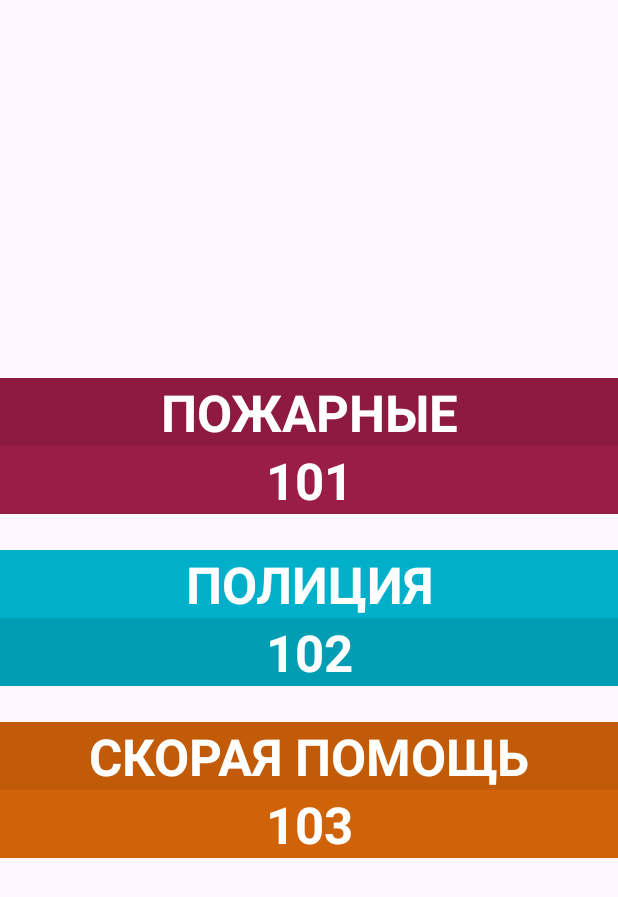
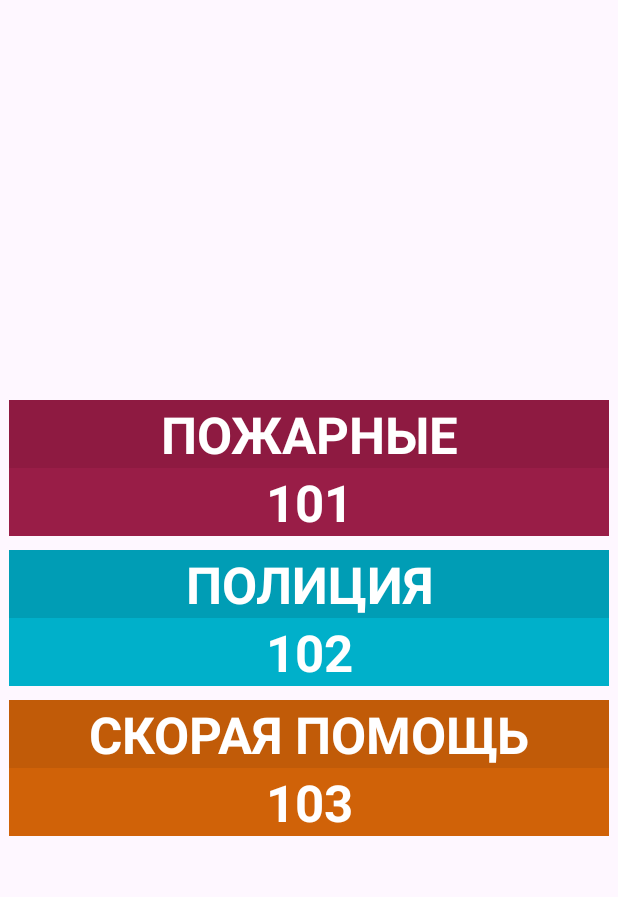
Before and after one commit to VaultSoldier/EmergencyAPP, an Android app: the layout fragment_calls.xml on its own in the app's theme, with its tools: preview values and no code run, on a phone screen of 412 x 824 dp. Shown: the top 897 px of the screen. Run offline under Robolectric (Android 15) with nearby library versions, the phone set to English and light mode, and no system bars.

Commit message:
Fixes/New stuff

```diff
--- a/app/src/main/java/com/example/emergencyapp/fragments/HomeFragment.kt
+++ b/app/src/main/java/com/example/emergencyapp/fragments/HomeFragment.kt
@@ -31,7 +31,7 @@ class HomeFragment : Fragment() {
     }
 
     private fun openFireFragment() {
-        val fireFrag = FireFragment()
+        val fireFrag = DefinitionsFragment()
 
         val transaction = requireActivity().supportFragmentManager.beginTransaction()
         transaction.replace(R.id.container, fireFrag)
--- a/app/src/main/res/layout/fragment_calls.xml
+++ b/app/src/main/res/layout/fragment_calls.xml
@@ -1,16 +1,18 @@
 <?xml version="1.0" encoding="utf-8"?>
-<FrameLayout xmlns:android="http://schemas.android.com/apk/res/android"
+<androidx.constraintlayout.widget.ConstraintLayout xmlns:android="http://schemas.android.com/apk/res/android"
     xmlns:app="http://schemas.android.com/apk/res-auto"
     xmlns:tools="http://schemas.android.com/tools"
     android:layout_width="match_parent"
     android:layout_height="match_parent"
     tools:context=".fragments.CallsFragment">
 
-    <LinearLayout
-        android:layout_width="match_parent"
-        android:layout_height="match_parent"
-        android:gravity="center"
-        android:orientation="vertical">
+    <FrameLayout
+        android:layout_width="400sp"
+        android:layout_height="wrap_content"
+        app:layout_constraintBottom_toBottomOf="parent"
+        app:layout_constraintEnd_toEndOf="parent"
+        app:layout_constraintStart_toStartOf="parent"
+        app:layout_constraintTop_toTopOf="parent">
 
         <TextView
             android:id="@+id/firefightersTEXTBOX"
@@ -29,6 +31,7 @@
             android:id="@+id/firefightersINFO"
             android:layout_width="match_parent"
             android:layout_height="wrap_content"
+            android:layout_marginTop="45sp"
             android:background="#E91E63"
             android:backgroundTint="#991D47"
             android:text="@string/numbers_firefighters_info"
@@ -42,9 +45,9 @@
             android:id="@+id/policeTEXTBOX"
             android:layout_width="match_parent"
             android:layout_height="wrap_content"
-            android:layout_marginTop="24dp"
+            android:layout_marginTop="100sp"
             android:background="#0B6572"
-            android:backgroundTint="#00B0CA"
+            android:backgroundTint="#009DB5"
             android:text="@string/numbers_police"
             android:textAlignment="center"
             android:textAllCaps="true"
@@ -56,9 +59,9 @@
             android:id="@+id/policeINFO"
             android:layout_width="match_parent"
             android:layout_height="wrap_content"
-            android:layout_marginBottom="24dp"
+            android:layout_marginTop="145sp"
             android:background="#0B6572"
-            android:backgroundTint="#009DB5"
+            android:backgroundTint="#00B0CA"
             android:text="@string/numbers_police_info"
             android:textAlignment="center"
             android:textAllCaps="true"
@@ -70,6 +73,7 @@
             android:id="@+id/medTEXTBOX"
             android:layout_width="match_parent"
             android:layout_height="wrap_content"
+            android:layout_marginTop="200sp"
             android:background="#EF6C00"
             android:backgroundTint="#C15B08"
             android:text="@string/numbers_med"
@@ -83,6 +87,7 @@
             android:id="@+id/medINFO"
             android:layout_width="match_parent"
             android:layout_height="wrap_content"
+            android:layout_marginTop="245sp"
             android:background="#EF6C00"
             android:backgroundTint="#D06208"
             android:text="@string/numbers_med_info"
@@ -91,6 +96,6 @@
             android:textColor="#FFFFFF"
             android:textSize="34sp"
             android:textStyle="bold" />
+    </FrameLayout>
 
-    </LinearLayout>
-</FrameLayout>
+</androidx.constraintlayout.widget.ConstraintLayout>
--- a/app/src/main/res/menu/bottom_nav.xml
+++ b/app/src/main/res/menu/bottom_nav.xml
@@ -4,9 +4,9 @@
     <item
         android:icon="@drawable/baseline_article_24"
         android:id="@+id/home"
-        android:title="Home" />
+        android:title="" />
     <item
-        android:icon="@drawable/baseline_add_call_24"
         android:id="@+id/numbers"
-        android:title="Numbers" />
+        android:icon="@drawable/phone_log"
+        android:title="" />
 </menu>
--- a/app/src/main/res/values-night/themes.xml
+++ /dev/null
@@ -1,7 +0,0 @@
-<resources xmlns:tools="http://schemas.android.com/tools">
-    <!-- Base application theme. -->
-    <style name="Base.Theme.EmergencyAPP" parent="Theme.Material3.DayNight.NoActionBar">
-        <!-- Customize your dark theme here. -->
-        <!-- <item name="colorPrimary">@color/my_dark_primary</item> -->
-    </style>
-</resources>
--- /dev/null
+++ b/app/src/main/res/values/style.xml
@@ -0,0 +1,6 @@
+<?xml version="1.0" encoding="utf-8"?>
+<resources>
+    <style name="App.Custom.Indicator" parent="Widget.Material3.BottomNavigationView.ActiveIndicator">
+        <item name="android:color">#905D37AC</item>
+    </style>
+</resources>
```
Also changed, not shown: app/src/main/java/com/example/emergencyapp/ViewPagerAdapter.kt (+4 -7 lines), app/src/main/java/com/example/emergencyapp/fragments/Button1Fragment.kt (+37 -5 lines), app/src/main/java/com/example/emergencyapp/fragments/DefinitionsFragment.kt (renamed from app/src/main/java/com/example/emergencyapp/fragments/FireFragment.kt, +19 -7 lines), app/src/main/res/drawable/gradient.xml (added, +8 -0 lines), app/src/main/res/drawable/phone_log.xml (added, +8 -0 lines), app/src/main/res/layout/activity_main.xml (+10 -5 lines), app/src/main/res/layout/fragment_swipe_view.xml (renamed from app/src/main/res/layout/fragment_fire.xml, +10 -11 lines), app/src/main/res/layout/item_page.xml (+31 -22 lines), app/src/main/res/values/strings.xml (+11 -1 lines), app/src/main/res/drawable/matt_howard_fire.webp (deleted), app/src/main/res/drawable/siren.png (added).
